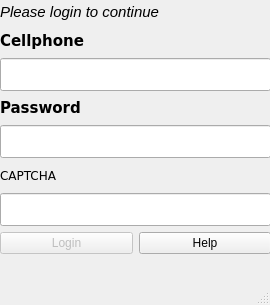
Old version of the form src/gui/login.ui in the repository marcbowes/mxitc.
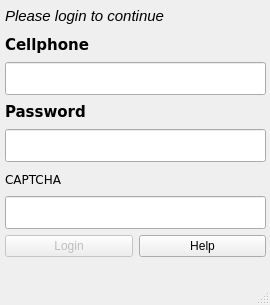
New version of the form.

Patch:
```diff
--- a/src/gui/login.ui
+++ b/src/gui/login.ui
@@ -13,16 +13,19 @@
    <string>MXit - Login</string>
   </property>
   <widget class="QWidget" name="centralwidget" >
-   <widget class="QWidget" name="" >
+   <widget class="QWidget" name="layoutWidget" >
     <property name="geometry" >
      <rect>
       <x>0</x>
       <y>0</y>
       <width>271</width>
-      <height>254</height>
+      <height>262</height>
      </rect>
     </property>
     <layout class="QVBoxLayout" name="verticalLayout" >
+     <property name="margin" >
+      <number>5</number>
+     </property>
      <item>
       <widget class="QLabel" name="label_3" >
        <property name="font" >
```
